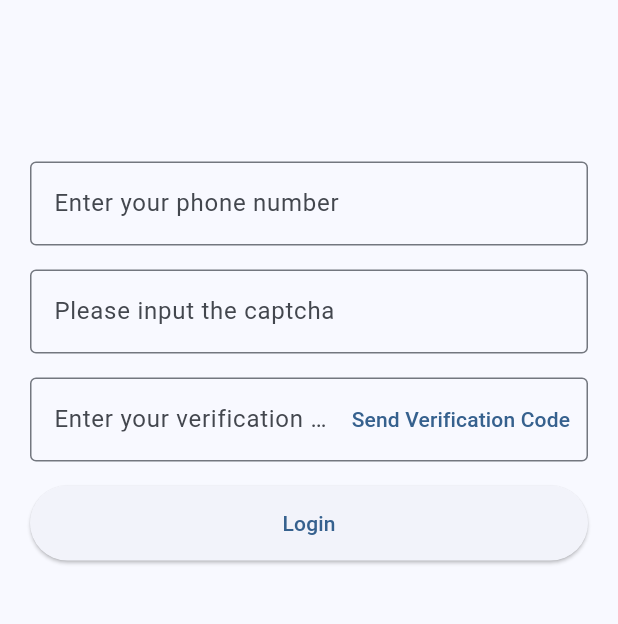
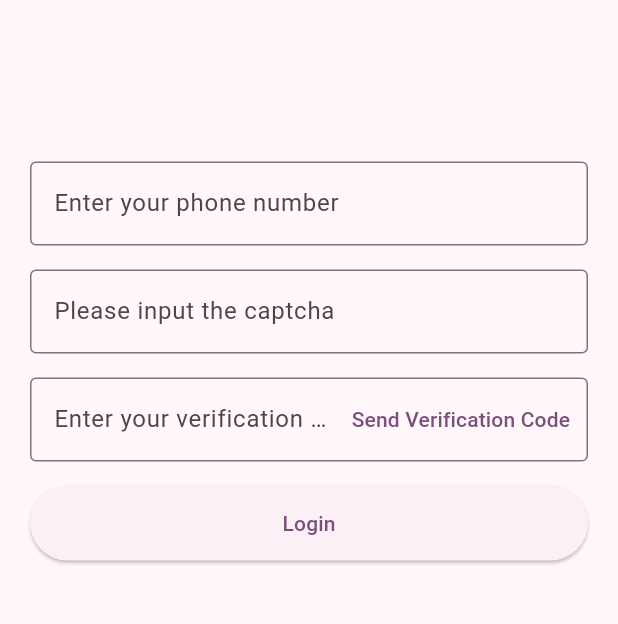
Before and after one commit to JaysonAlbert/piaoxingqiu, a Flutter app: the screen it shows after launch, on a phone screen of 412 x 824 dp, the part 257-881 px from its top. Run offline on Flutter 3.47's test engine with Material 3 defaults, Android fonts, the light colour scheme and no system bars; generated files the repository leaves out were written again; network calls fail.

Commit message:
change theme

```diff
--- a/lib/main.dart
+++ b/lib/main.dart
@@ -22,7 +22,7 @@ class MyApp extends StatelessWidget {
         supportedLocales: AppLocalizations.supportedLocales,
         theme: ThemeData(
           useMaterial3: true,
-          colorScheme: ColorScheme.fromSeed(seedColor: Colors.blue),
+          colorScheme: ColorScheme.fromSeed(seedColor: Colors.purple),
         ),
         home: ChangeNotifierProvider(
           create: (context) => UserModel(),
--- a/lib/widgets/captcha_widget.dart
+++ b/lib/widgets/captcha_widget.dart
@@ -8,7 +8,7 @@ import 'package:flutter_gen/gen_l10n/app_localizations.dart';
 import 'package:provider/provider.dart';
 
 class CaptchaWidget extends StatefulWidget {
-  const CaptchaWidget({Key? key}) : super(key: key);
+  const CaptchaWidget({super.key});
 
   @override
   _CaptchaWidgetState createState() => _CaptchaWidgetState();
```
